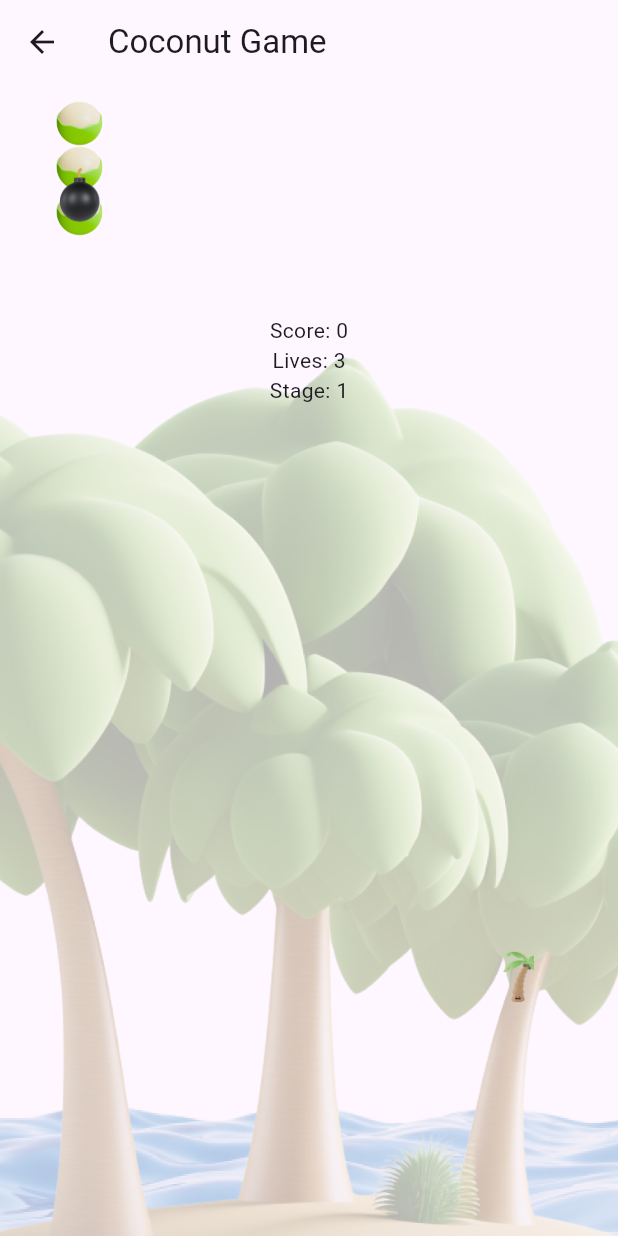
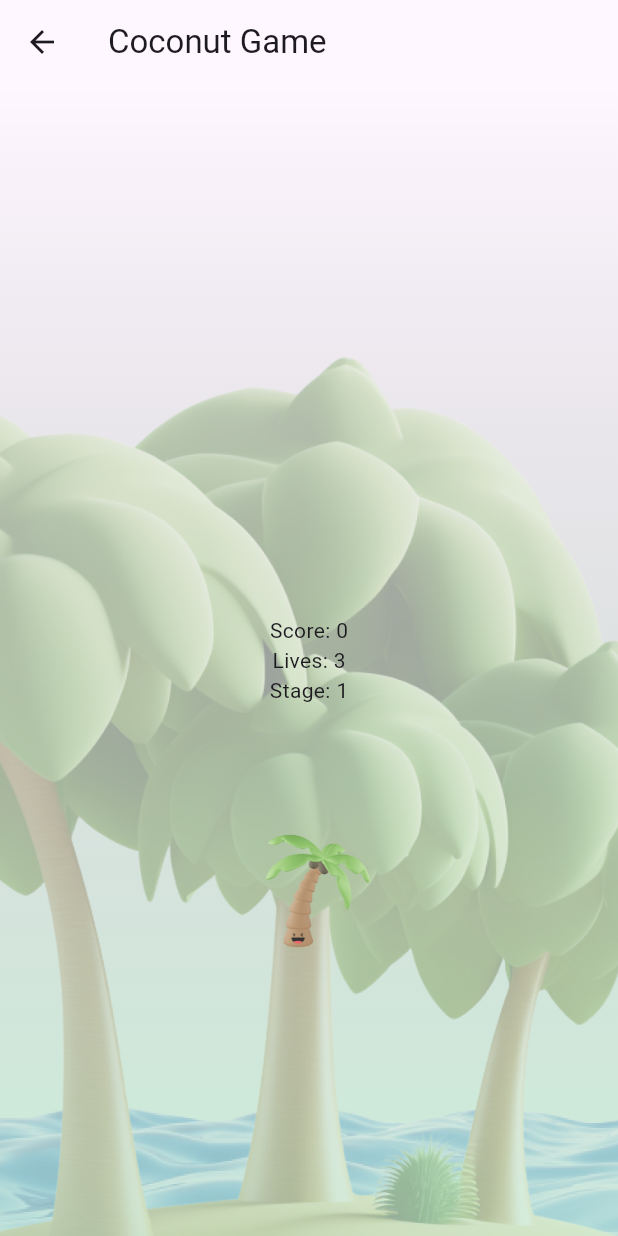
Before and after one commit to hyunwookoo13/FlutterMaster, a Flutter app: the CoconutGamePage screen opened directly, on a phone screen of 412 x 824 dp. Run offline on Flutter 3.47's test engine with Material 2 defaults, Android fonts, the phone set to English and light mode, and no system bars; our stand-ins replace avatar_glow.

Commit message:
coconut moving

```diff
--- a/lib/game/coconut_game_page.dart
+++ b/lib/game/coconut_game_page.dart
@@ -10,13 +10,23 @@ class CoconutGamePage extends StatefulWidget {
 }
 
 class _CoconutGamePageState extends State<CoconutGamePage> {
-
+  var gameOver = false;
+  var time = 10;
   int score = 0;
   int lives = 3;
   int stage = 1;
   double bombSpeed = 2.0;
   bool gamePaused = false;
 
+  static const double playerWidth = 30.0; // 플레이어의 가로 크기
+  static const double playerHeight = 60.0; // 플레이어의 세로 크기
+  static const double coconutWidth = 30.0; // 대나무 마디의 가로 크기
+  static const double coconutHeight = 60.0; // 대나무 마디의 세로 크기
+  static const double boundaryHeight = 550; // 경계선 높이
+  static const double boundaryWidth = 220; // 경계선 가로 길이
+  double boundaryPadding = 60; // 경계 양쪽 패딩
+  double playerPosition = 0.0; // 플레이어의 좌우 위치
+  double bambooGridWeight = 1;
 
   List<Coconut> coconuts = [];
   List<Bomb> bombs = [];
@@ -25,7 +35,14 @@ class _CoconutGamePageState extends State<CoconutGamePage> {
   int bombInterval = 60;    // Interval in ticks to add a new bomb
   int tickCount = 0;        // Keeps track of game ticks
 
-  double playerPosition = 0.5; // Initial player position (0 to 1)
+  //double playerPosition = 0.5; // Initial player position (0 to 1)
+
+  void calcDeviceSize() {
+    boundaryPadding = (MediaQuery.of(context).size.width - boundaryWidth) / 2;
+    playerPosition = MediaQuery.of(context).size.width / 2 - playerWidth / 2;
+    bambooGridWeight = (MediaQuery.of(context).size.width - boundaryPadding * 2) / 9;
+    setState(() {});
+  }
 
   void startGame() {
     Timer.periodic(const Duration(milliseconds: 20), (timer) {
@@ -107,62 +124,51 @@ class _CoconutGamePageState extends State<CoconutGamePage> {
   @override
   void initState() {
     super.initState();
-    startGame();
+
+    Future.delayed(Duration.zero, () {
+      calcDeviceSize();
+      //startGame();
+    });
   }
 
   @override
   Widget build(BuildContext context) {
     return Scaffold(
+      extendBody: true,
       appBar: AppBar(
         title: const Text('Coconut Game'),
       ),
-      body: Container(
-        decoration: const BoxDecoration(
-          image: DecorationImage(
-            image: AssetImage("assets/coconut/coconut_background.png"),
-            fit: BoxFit.cover,
-          ),
-        ),
+      body: GestureDetector(
+        onHorizontalDragUpdate: (DragUpdateDetails details) {
+          playerPosition += details.delta.dx;
+          if (playerPosition < boundaryPadding - coconutWidth / 2) playerPosition = boundaryPadding - coconutWidth / 2;
+          if (playerPosition > MediaQuery.of(context).size.width - playerWidth - boundaryPadding + coconutWidth / 2) {
+            playerPosition = MediaQuery.of(context).size.width - playerWidth - boundaryPadding + coconutWidth / 2;
+          }
+          setState(() {});
+        },
         child: Stack(
           children: [
-            Center(
-              child: Column(
-                mainAxisAlignment: MainAxisAlignment.center,
-                children: <Widget>[
-                  Text('Score: $score'),
-                  Text('Lives: $lives'),
-                  Text('Stage: $stage'),
-                  GestureDetector(
-                    onHorizontalDragUpdate:(DragUpdateDetails details){
-                      playerPosition = details.localPosition.dx / 300;
-                      if (playerPosition < 0.0) {
-                        playerPosition = 0.0;
-                      } else if (playerPosition > 1.0) {
-                        playerPosition = 1.0;
-                      }
-                      setState(() {});
-                    },
-                    child: Container(
-                      height: 400,
-                      width: 300,
-                      child: Stack(
-                        children: [
-                          Positioned(
-                            left: playerPosition * 300 - 20,
-                            bottom: 0,
-                            child: Image.asset(
-                              "assets/coconut/yaja.png",
-                              width: 40,
-                              height: 40,
-                            ),
-                          ),
-                        ],
-                      ),
-                    ),
-                  ),
-                ],
+            AnimatedContainer(
+              width: MediaQuery.of(context).size.width,
+              height: MediaQuery.of(context).size.height,
+              duration: const Duration(milliseconds: 500),
+              decoration: BoxDecoration(
+                image: const DecorationImage(
+                  image: AssetImage("assets/coconut/coconut_background.png"),
+                  fit: BoxFit.cover,
+                ),
+                gradient: LinearGradient(
+                  colors: [
+                    time > 5 ? Colors.transparent : const Color(0x0DDB5555),
+                    Color(time > 5 ? 0x4D55DB82 : 0x4DDB5555),
+                  ],
+                  begin: Alignment.topCenter,
+                  end: Alignment.bottomCenter,
+                ),
               ),
             ),
+
             for (var coconut in coconuts)
               Positioned(
                 left: coconut.x * 300,
@@ -183,6 +189,29 @@ class _CoconutGamePageState extends State<CoconutGamePage> {
                   height: 40,
                 ),
               ),
+
+            // 플레이어
+            if (!gameOver)
+              Positioned(
+                top: boundaryHeight - playerHeight,
+                left: playerPosition - playerWidth,
+                child: Container(
+                  width: playerWidth * 3,
+                  // height: playerHeight * 3,
+                  color: Colors.transparent,
+                  child: Image.asset('assets/coconut/yaja.png'),
+                ),
+              ),
+            Center(
+              child: Column(
+                mainAxisAlignment: MainAxisAlignment.center,
+                children: <Widget>[
+                  Text('Score: $score'),
+                  Text('Lives: $lives'),
+                  Text('Stage: $stage'),
+                ],
+              ),
+            ),
           ],
         ),
       ),
```
Also changed, not shown: 4 other files.
